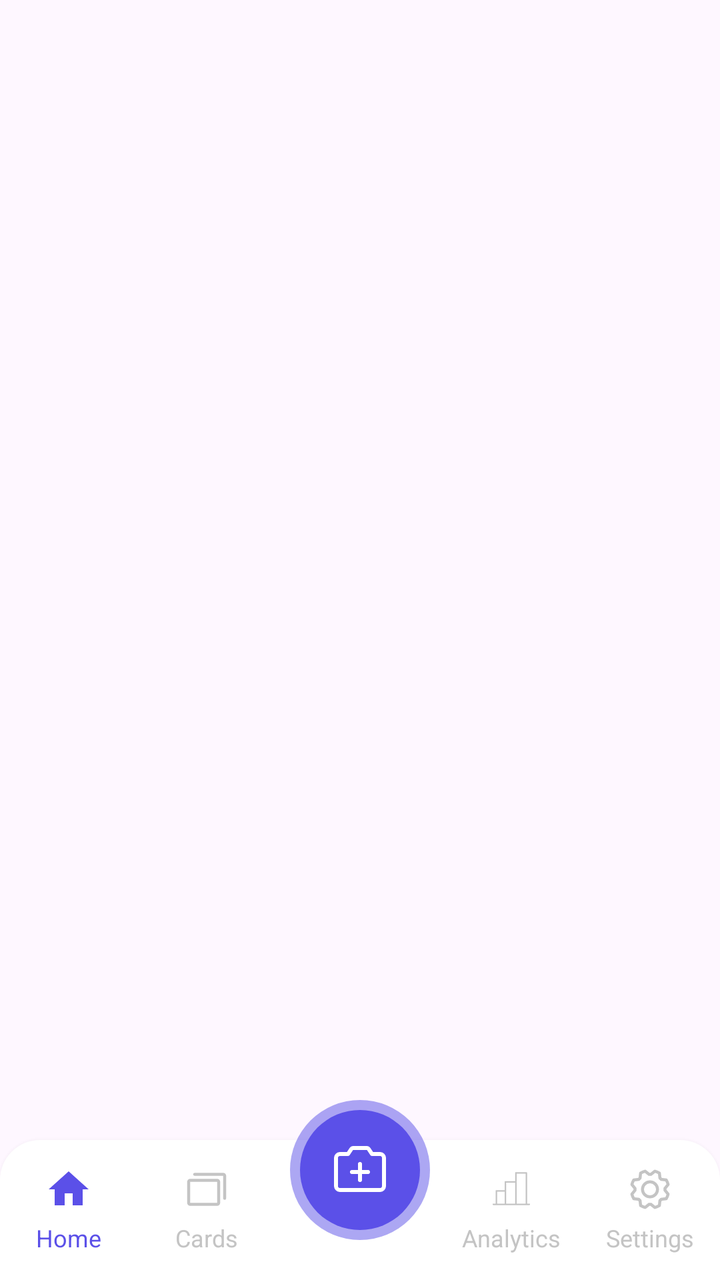
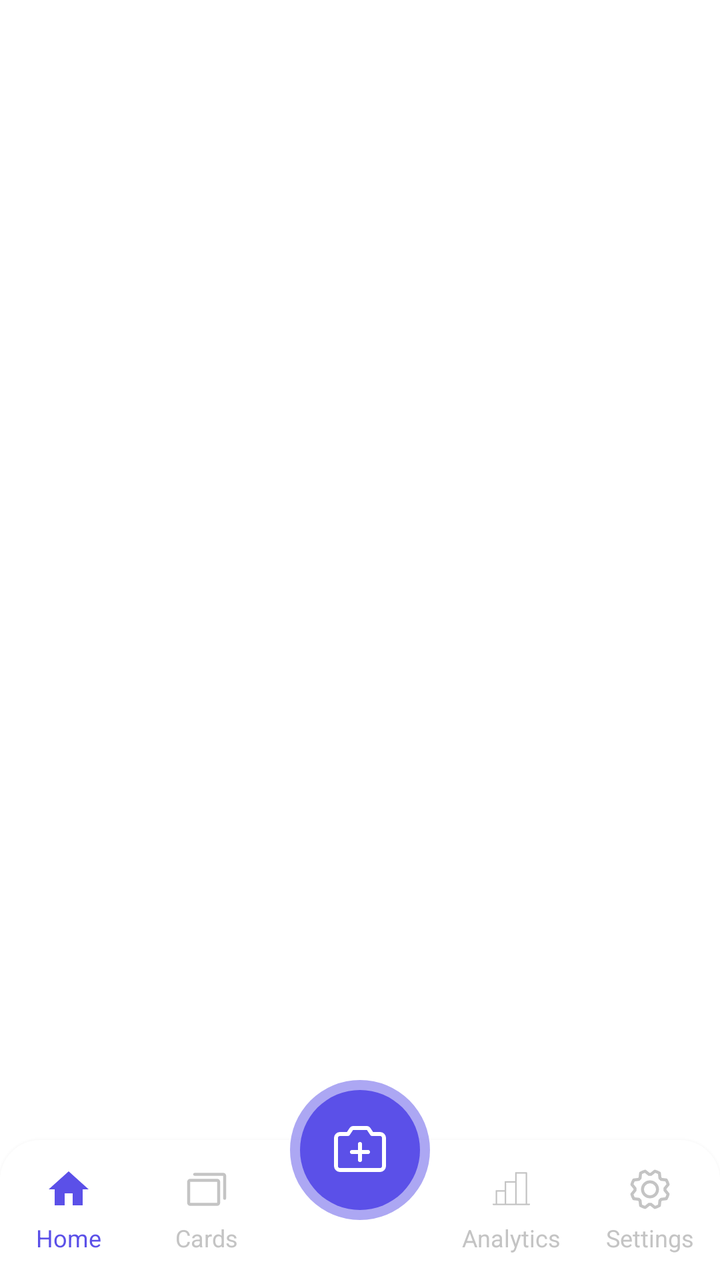

The first picture is an Android layout as it rendered before a commit; the second is the same layout after the commit. The layout source and the unified diff follow.
<!-- AndroidManifest.xml: application theme Theme.BrainByte -->
<!-- res/layout/activity_main.xml -->
<?xml version="1.0" encoding="utf-8"?>
<androidx.constraintlayout.widget.ConstraintLayout
    xmlns:android="http://schemas.android.com/apk/res/android"
    xmlns:app="http://schemas.android.com/apk/res-auto"
    xmlns:tools="http://schemas.android.com/tools"
    android:id="@+id/main"
    android:layout_width="match_parent"
    android:layout_height="match_parent"
    tools:context=".main.MainActivity">

    <FrameLayout
        android:id="@+id/fragment_container"
        android:layout_width="0dp"
        android:layout_height="0dp"
        app:layout_constraintBottom_toTopOf="@+id/bottom_navigation_include"
        app:layout_constraintEnd_toEndOf="parent"
        app:layout_constraintStart_toStartOf="parent"
        app:layout_constraintTop_toTopOf="parent" />

    <include
        android:id="@+id/bottom_navigation_include"
        layout="@layout/fragment_navigation_bar"
        android:layout_width="match_parent"
        android:layout_height="wrap_content"
        app:layout_constraintBottom_toBottomOf="parent"
        app:layout_constraintEnd_toEndOf="parent"
        app:layout_constraintStart_toStartOf="parent" />

</androidx.constraintlayout.widget.ConstraintLayout>
<!-- res/layout/fragment_navigation_bar.xml (included above) -->
<?xml version="1.0" encoding="utf-8"?>
<FrameLayout xmlns:android="http://schemas.android.com/apk/res/android"
    xmlns:app="http://schemas.android.com/apk/res-auto"
    android:layout_width="match_parent"
    android:layout_height="90dp">

    
    <View
        android:layout_width="match_parent"
        android:layout_height="70dp"
        android:layout_gravity="bottom"
        android:background="@drawable/bg_bottom_nav"
        android:elevation="4dp" />

    
    <LinearLayout
        android:layout_width="match_parent"
        android:layout_height="70dp"
        android:layout_gravity="bottom"
        android:gravity="center"
        android:orientation="horizontal"
        android:paddingVertical="8dp"
        android:baselineAligned="false"
        android:elevation="4dp">

        <LinearLayout
            android:id="@+id/nav_home"
            android:layout_width="0dp"
            android:layout_height="match_parent"
            android:layout_weight="1"
            android:gravity="center"
            android:orientation="vertical"
            android:clickable="true"
            android:focusable="true">

            <ImageView
                android:layout_width="24dp"
                android:layout_height="24dp"
                android:src="@drawable/ic_home"
                android:contentDescription="@string/home_icon"
                app:tint="#5B50E8" />

            <TextView
                android:layout_width="wrap_content"
                android:layout_height="wrap_content"
                android:layout_marginTop="4dp"
                android:text="@string/nav_home"
                android:textColor="#5B50E8"
                android:textSize="12sp" />
        </LinearLayout>

        <LinearLayout
            android:id="@+id/nav_cards"
            android:layout_width="0dp"
            android:layout_height="match_parent"
            android:layout_weight="1"
            android:gravity="center"
            android:orientation="vertical"
            android:clickable="true"
            android:focusable="true">

            <ImageView
                android:layout_width="24dp"
                android:layout_height="24dp"
                android:src="@drawable/ic_cards"
                android:contentDescription="@string/search_icon"
                app:tint="#C4C4C4" />

            <TextView
                android:layout_width="wrap_content"
                android:layout_height="wrap_content"
                android:layout_marginTop="4dp"
                android:text="@string/nav_search"
                android:textColor="#C4C4C4"
                android:textSize="12sp" />
        </LinearLayout>

        <FrameLayout
            android:id="@+id/nav_center"
            android:layout_width="0dp"
            android:layout_height="match_parent"
            android:layout_weight="1.2"
            android:gravity="center"
            android:clickable="true"
            android:focusable="true">

            
        </FrameLayout>

        <LinearLayout
            android:id="@+id/nav_analytics"
            android:layout_width="0dp"
            android:layout_height="match_parent"
            android:layout_weight="1"
            android:gravity="center"
            android:orientation="vertical"
            android:clickable="true"
            android:focusable="true">

            <ImageView
                android:layout_width="24dp"
                android:layout_height="24dp"
                android:src="@drawable/chart_bar_thin"
                android:contentDescription="@string/cart_icon"
                app:tint="#C4C4C4" />

            <TextView
                android:layout_width="wrap_content"
                android:layout_height="wrap_content"
                android:layout_marginTop="4dp"
                android:text="@string/nav_cart"
                android:textColor="#C4C4C4"
                android:textSize="12sp" />
        </LinearLayout>

        <LinearLayout
            android:id="@+id/nav_settings"
            android:layout_width="0dp"
            android:layout_height="match_parent"
            android:layout_weight="1"
            android:gravity="center"
            android:orientation="vertical"
            android:clickable="true"
            android:focusable="true">

            <ImageView
                android:layout_width="24dp"
                android:layout_height="24dp"
                android:src="@drawable/ic_settings"
                android:contentDescription="@string/settings_icon"
                app:tint="#C4C4C4" />

            <TextView
                android:layout_width="wrap_content"
                android:layout_height="wrap_content"
                android:layout_marginTop="4dp"
                android:text="@string/nav_profile"
                android:textColor="#C4C4C4"
                android:textSize="12sp" />
        </LinearLayout>

    </LinearLayout>

    
    <FrameLayout
        android:id="@+id/nav_center_button"
        android:layout_width="wrap_content"
        android:layout_height="wrap_content"
        android:layout_gravity="center_horizontal|bottom"
        android:layout_marginBottom="20dp"
        android:clipChildren="false"
        android:clipToPadding="false"
        android:clickable="true"
        android:focusable="true"
        android:elevation="16dp">

        
        <View
            android:layout_width="70dp"
            android:layout_height="70dp"
            android:layout_gravity="center"
            android:background="@drawable/bg_center_button_outer" />

        
        <View
            android:layout_width="60dp"
            android:layout_height="60dp"
            android:layout_gravity="center"
            android:background="@drawable/bg_center_button" />

        
        <ImageView
            android:layout_width="32dp"
            android:layout_height="32dp"
            android:layout_gravity="center"
            android:src="@drawable/ic_camera_plus"
            android:contentDescription="@string/store_icon"
            app:tint="@android:color/white" />
    </FrameLayout>

</FrameLayout>
<!-- resources referenced by this layout -->
<resources>
  <!-- drawable bg_bottom_nav (drawable) -->
  <?xml version="1.0" encoding="utf-8"?>
  <shape xmlns:android="http://schemas.android.com/apk/res/android"
      android:shape="rectangle">
      <solid android:color="@android:color/white" />
      <corners
          android:topLeftRadius="20dp"
          android:topRightRadius="20dp" />
  </shape>
  <!-- drawable bg_center_button (drawable) -->
  <?xml version="1.0" encoding="utf-8"?>
  <shape xmlns:android="http://schemas.android.com/apk/res/android"
      android:shape="oval">
      <solid android:color="#5B50E8" />
      <size
          android:width="60dp"
          android:height="60dp" />
  </shape>
  <!-- drawable bg_center_button_outer (drawable) -->
  <?xml version="1.0" encoding="utf-8"?>
  <shape xmlns:android="http://schemas.android.com/apk/res/android"
      android:shape="oval">
      <solid android:color="#805B50E8" />
      <size
          android:width="70dp"
          android:height="70dp" />
  </shape>
  <!-- drawable chart_bar_thin (drawable) -->
  <vector xmlns:android="http://schemas.android.com/apk/res/android"
      android:width="24dp"
      android:height="24dp"
      android:viewportWidth="256"
      android:viewportHeight="256">
    <path
        android:pathData="M224,204H212V40a4,4 0,0 0,-4 -4H152a4,4 0,0 0,-4 4V84H96a4,4 0,0 0,-4 4v44H48a4,4 0,0 0,-4 4v68H32a4,4 0,0 0,0 8H224a4,4 0,0 0,0 -8ZM156,44h48V204H156ZM100,92h48V204H100ZM52,140H92v64H52Z"
        android:fillColor="#000000"/>
  </vector>
  <!-- drawable ic_camera_plus (drawable) -->
  <vector xmlns:android="http://schemas.android.com/apk/res/android"
      android:width="48dp"
      android:height="48dp"
      android:viewportWidth="256"
      android:viewportHeight="256">
    <path
        android:pathData="M168,136a8,8 0,0 1,-8 8L136,144v24a8,8 0,0 1,-16 0L120,144L96,144a8,8 0,0 1,0 -16h24L120,104a8,8 0,0 1,16 0v24h24A8,8 0,0 1,168 136ZM232,80L232,192a24,24 0,0 1,-24 24L48,216a24,24 0,0 1,-24 -24L24,80A24,24 0,0 1,48 56L75.72,56L87,39.12A16,16 0,0 1,100.28 32h55.44A16,16 0,0 1,169 39.12L180.28,56L208,56A24,24 0,0 1,232 80ZM216,80a8,8 0,0 0,-8 -8L176,72a8,8 0,0 1,-6.66 -3.56L155.72,48L100.28,48L86.66,68.44A8,8 0,0 1,80 72L48,72a8,8 0,0 0,-8 8L40,192a8,8 0,0 0,8 8L208,200a8,8 0,0 0,8 -8Z"
        android:fillColor="#ffffff"/>
  </vector>
  <!-- drawable ic_cards (drawable) -->
  <vector xmlns:android="http://schemas.android.com/apk/res/android"
      android:width="48dp"
      android:height="48dp"
      android:viewportWidth="256"
      android:viewportHeight="256">
    <path
        android:pathData="M184,72L40,72A16,16 0,0 0,24 88L24,200a16,16 0,0 0,16 16L184,216a16,16 0,0 0,16 -16L200,88A16,16 0,0 0,184 72ZM184,200L40,200L40,88L184,88L184,200ZM232,56L232,176a8,8 0,0 1,-16 0L216,56L64,56a8,8 0,0 1,0 -16L216,40A16,16 0,0 1,232 56Z"
        android:fillColor="#151513"/>
  </vector>
  <!-- drawable ic_home (drawable) -->
  <vector xmlns:android="http://schemas.android.com/apk/res/android"
      android:width="24dp"
      android:height="24dp"
      android:viewportWidth="24"
      android:viewportHeight="24">
      <path
          android:fillColor="#000000"
          android:pathData="M10,20v-6h4v6h5v-8h3L12,3 2,12h3v8z" />
  </vector>
  <!-- drawable ic_settings: vector/xml drawable (drawable, 2217 chars, omitted) -->
  <string name="cart_icon">Cart icon</string>
  <string name="home_icon">Home icon</string>
  <string name="nav_cart">Analytics</string>
  <string name="nav_home">Home</string>
  <string name="nav_profile">Settings</string>
  <string name="nav_search">Cards</string>
  <string name="search_icon">Search icon</string>
  <string name="settings_icon">Settings icon</string>
  <string name="store_icon">Store icon</string>
  <style name="Theme.BrainByte" parent="Base.Theme.BrainByte" />
  <style name="Base.Theme.BrainByte" parent="Theme.Material3.DayNight.NoActionBar">
      </style>
</resources>

<!-- the commit's change to res/layout/activity_main.xml (unified diff, before → after) -->
@@ -6,13 +6,16 @@
     android:id="@+id/main"
     android:layout_width="match_parent"
     android:layout_height="match_parent"
+    android:clipChildren="false"
+    android:clipToPadding="false"
     tools:context=".main.MainActivity">
 
     <FrameLayout
         android:id="@+id/fragment_container"
         android:layout_width="0dp"
         android:layout_height="0dp"
-        app:layout_constraintBottom_toTopOf="@+id/bottom_navigation_include"
+        android:background="@color/white"
+        app:layout_constraintBottom_toBottomOf="parent"
         app:layout_constraintEnd_toEndOf="parent"
         app:layout_constraintStart_toStartOf="parent"
         app:layout_constraintTop_toTopOf="parent" />
@@ -22,6 +25,7 @@
         layout="@layout/fragment_navigation_bar"
         android:layout_width="match_parent"
         android:layout_height="wrap_content"
+        android:translationZ="10dp"
         app:layout_constraintBottom_toBottomOf="parent"
         app:layout_constraintEnd_toEndOf="parent"
         app:layout_constraintStart_toStartOf="parent" />
@@ -32,7 +36,9 @@
 <FrameLayout xmlns:android="http://schemas.android.com/apk/res/android"
     xmlns:app="http://schemas.android.com/apk/res-auto"
     android:layout_width="match_parent"
-    android:layout_height="90dp">
+    android:layout_height="70dp"
+    android:clipChildren="false"
+    android:clipToPadding="false">
 
     
     <View
@@ -177,7 +183,7 @@
         android:layout_width="wrap_content"
         android:layout_height="wrap_content"
         android:layout_gravity="center_horizontal|bottom"
-        android:layout_marginBottom="20dp"
+        android:layout_marginBottom="30dp"
         android:clipChildren="false"
         android:clipToPadding="false"
         android:clickable="true"
<!-- resource entries referenced after the edit -->
@@ -1,5 +1,6 @@
 <!-- resources referenced by this layout -->
 <resources>
+  <color name="white">#FFFFFFFF</color>
   <!-- drawable bg_bottom_nav (drawable) -->
   <?xml version="1.0" encoding="utf-8"?>
   <shape xmlns:android="http://schemas.android.com/apk/res/android"
